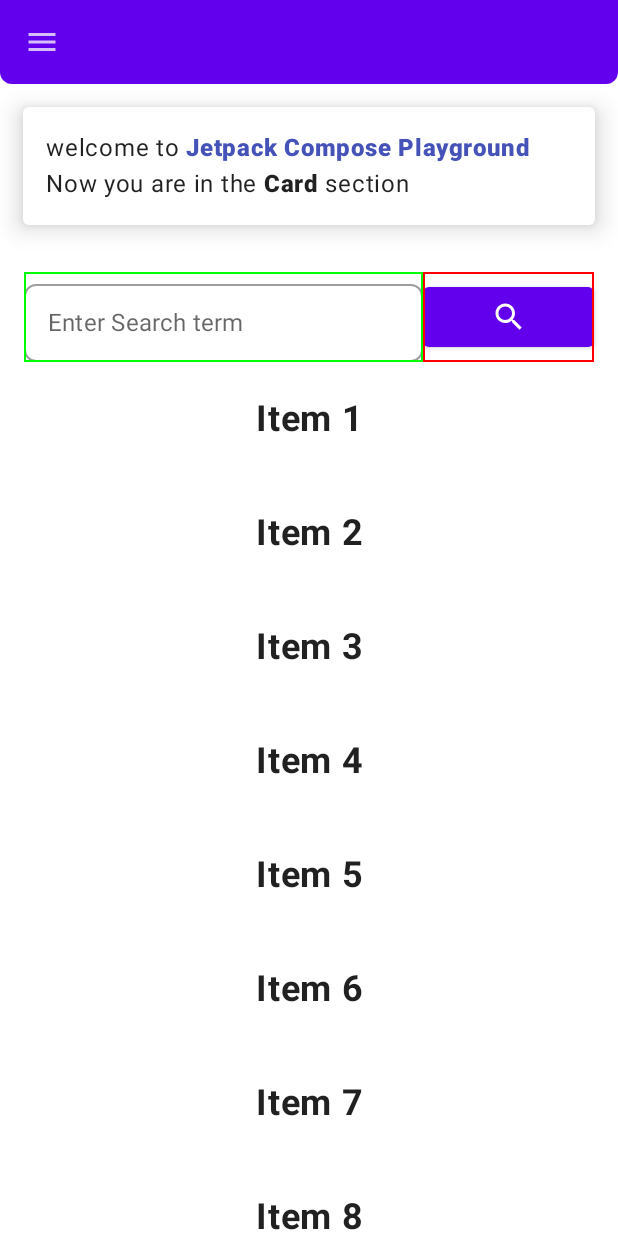
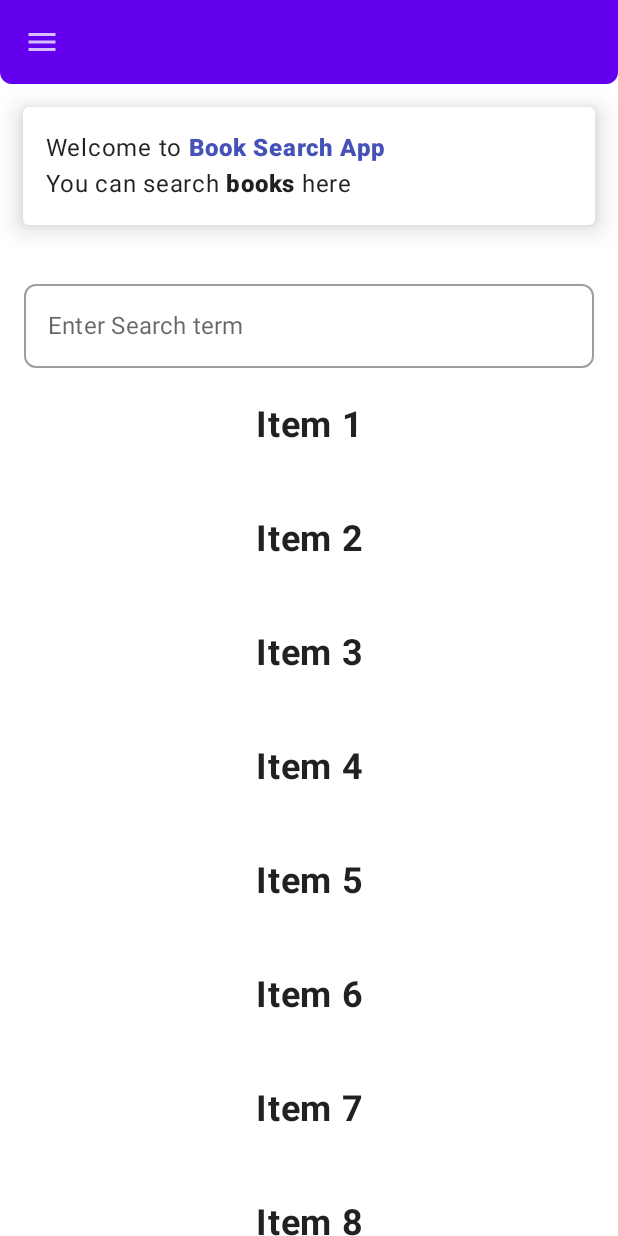
Before and after one commit to successanil/KotlinHiltDemo, an Android app built with Jetpack Compose: the screen it shows after launch (MainActivity), on a phone screen of 412 x 824 dp. Run offline under Robolectric (Android 15) with nearby library versions, the phone set to English and light mode, and no system bars; our stand-ins replace Dagger/Hilt's generated code.

Commit message:
added compose view for fragment

```diff
--- a/app/src/main/AndroidManifest.xml
+++ b/app/src/main/AndroidManifest.xml
@@ -16,6 +16,7 @@
         tools:targetApi="31">
         <activity
             android:name=".MainActivity"
+            android:theme="@style/Theme.Design.NoActionBar"
             android:exported="true">
             <intent-filter>
                 <action android:name="android.intent.action.MAIN" />
--- /dev/null
+++ b/app/src/main/java/com/relsellglobal/kotlinhiltdemo/ComposeDemoFrgment.kt
@@ -0,0 +1,29 @@
+package com.relsellglobal.kotlinhiltdemo
+
+import android.os.Bundle
+import android.view.LayoutInflater
+import android.view.View
+import android.view.ViewGroup
+import androidx.compose.material.MaterialTheme
+import androidx.compose.material.Text
+import androidx.compose.ui.platform.ComposeView
+import androidx.compose.ui.platform.ViewCompositionStrategy
+import androidx.fragment.app.Fragment
+import com.relsellglobal.kotlinhiltdemo.uicomponents.UIElements
+
+class ComposeDemoFrgment : Fragment() {
+    override fun onCreateView(inflater: LayoutInflater, container: ViewGroup?, savedInstanceState: Bundle?): View {
+        //return super.onCreateView(inflater, container, savedInstanceState)
+        return ComposeView(requireContext()).apply {
+            setViewCompositionStrategy(
+                ViewCompositionStrategy.DisposeOnLifecycleDestroyed(viewLifecycleOwner)
+            )
+
+            setContent {
+                MaterialTheme {
+                    UIElements.ScaffoldDemo()
+                }
+            }
+        }
+    }
+}
--- a/app/src/main/java/com/relsellglobal/kotlinhiltdemo/MainActivity.kt
+++ b/app/src/main/java/com/relsellglobal/kotlinhiltdemo/MainActivity.kt
@@ -3,6 +3,7 @@ package com.relsellglobal.kotlinhiltdemo
 import android.os.Bundle
 import androidx.activity.ComponentActivity
 import androidx.activity.compose.setContent
+import androidx.appcompat.app.AppCompatActivity
 import androidx.compose.foundation.layout.*
 import androidx.compose.foundation.rememberScrollState
 import androidx.compose.foundation.verticalScroll
@@ -18,18 +19,21 @@ import androidx.compose.ui.unit.sp
 import com.relsellglobal.flowdemoapplication.ui.theme.KotlinWeatherDataUI2Theme
 import com.relsellglobal.kotlinhiltdemo.uicomponents.UIElements
 
-class MainActivity : ComponentActivity() {
+class MainActivity : AppCompatActivity() {
     override fun onCreate(savedInstanceState: Bundle?) {
         super.onCreate(savedInstanceState)
-        setContent {
-            MaterialTheme {
-                // A surface container using the 'background' color from the theme
-                Surface(modifier = Modifier.fillMaxSize(), color = MaterialTheme.colors.background) {
-                    initialView()
+//        setContent {
+//            MaterialTheme {
+//                // A surface container using the 'background' color from the theme
+//                Surface(modifier = Modifier.fillMaxSize(), color = MaterialTheme.colors.background) {
+//                    initialView()
+//
+//                }
+//            }
+//        }
+        setContentView(R.layout.activity_main)
+        supportFragmentManager.beginTransaction().replace(R.id.rootL,ComposeDemoFrgment()).commit()
 
-                }
-            }
-        }
     }
 }
 
--- a/app/src/main/java/com/relsellglobal/kotlinhiltdemo/uicomponents/UIElements.kt
+++ b/app/src/main/java/com/relsellglobal/kotlinhiltdemo/uicomponents/UIElements.kt
@@ -97,16 +97,9 @@ class UIElements {
             var text by remember { mutableStateOf(TextFieldValue("")) }
             Row (modifier = Modifier.padding(start=16.dp,end=16.dp,top = 16.dp)) {
 
-                Row(modifier = Modifier
-                    .weight(1.4f, true)
-                    .border(1.dp,Color.Green)
-                    .height(60.dp)
-
-                ) {
-
                 OutlinedTextField(
                     modifier = Modifier
-                                .fillMaxHeight()
+                        .fillMaxWidth()
                     ,
                     shape = RoundedCornerShape(8.dp),
                     singleLine = true,
@@ -118,23 +111,7 @@ class UIElements {
                     }
                 )
 
-                }
-
-                Row(modifier = Modifier
-                    .height(60.dp)
-                    .border(1.dp,Color.Red)
-                    .weight(0.6f, true),
-                    verticalAlignment = Alignment.CenterVertically
-
-                ) {
-
-                        Button(onClick = { },
-                            modifier = Modifier
-                                .fillMaxWidth()) {
-                            Icon(Icons.Filled.Search,"",tint=Color.White)
-                        }
-
-                }
+                //removedRowLayoutSearchbox()
 
 
 
@@ -143,6 +120,48 @@ class UIElements {
             }
 
 
+        }
+
+        @Composable
+        private fun removedRowLayoutSearchbox() {
+//            Row(modifier = Modifier
+//                .weight(1.4f, true)
+//                .border(1.dp,Color.Green)
+//                .height(60.dp)
+//
+//            ) {
+//
+//                OutlinedTextField(
+//                    modifier = Modifier
+//                        .fillMaxHeight()
+//                    ,
+//                    shape = RoundedCornerShape(8.dp),
+//                    singleLine = true,
+//                    placeholder = { Text("Enter Search term") },
+//                    label  = { Text("Enter Search term") },
+//                    value = text,
+//                    onValueChange = { newText ->
+//                        text = newText
+//                    }
+//                )
+//
+//            }
+//
+//            Row(modifier = Modifier
+//                .height(60.dp)
+//                .border(1.dp,Color.Red)
+//                .weight(0.6f, true),
+//                verticalAlignment = Alignment.CenterVertically
+//
+//            ) {
+//
+//                Button(onClick = { },
+//                    modifier = Modifier
+//                        .fillMaxWidth()) {
+//                    Icon(Icons.Filled.Search,"",tint=Color.White)
+//                }
+//
+//            }
         }
 
         @Composable
@@ -159,20 +178,20 @@ class UIElements {
                 ) {
                     Text(
                         buildAnnotatedString {
-                            append("welcome to ")
+                            append("Welcome to ")
                             withStyle(style = SpanStyle(fontWeight = FontWeight.W900, color = Color(0xFF4552B8))
                             ) {
-                                append("Jetpack Compose Playground")
+                                append("Book Search App")
                             }
                         }
                     )
                     Text(
                         buildAnnotatedString {
-                            append("Now you are in the ")
+                            append("You can search ")
                             withStyle(style = SpanStyle(fontWeight = FontWeight.W900)) {
-                                append("Card")
+                                append("books")
                             }
-                            append(" section")
+                            append(" here")
                         }
                     )
                 }
--- a/app/src/main/res/layout/activity_main.xml
+++ b/app/src/main/res/layout/activity_main.xml
@@ -1,18 +1,16 @@
 <?xml version="1.0" encoding="utf-8"?>
-<androidx.constraintlayout.widget.ConstraintLayout xmlns:android="http://schemas.android.com/apk/res/android"
+<LinearLayout xmlns:android="http://schemas.android.com/apk/res/android"
     xmlns:app="http://schemas.android.com/apk/res-auto"
     xmlns:tools="http://schemas.android.com/tools"
     android:layout_width="match_parent"
     android:layout_height="match_parent"
     tools:context=".MainActivity">
 
-    <TextView
-        android:layout_width="wrap_content"
-        android:layout_height="wrap_content"
-        android:text="Hello World!"
-        app:layout_constraintBottom_toBottomOf="parent"
-        app:layout_constraintEnd_toEndOf="parent"
-        app:layout_constraintStart_toStartOf="parent"
-        app:layout_constraintTop_toTopOf="parent" />
+    <androidx.appcompat.widget.LinearLayoutCompat
+        android:id="@+id/rootL"
+        android:layout_width="match_parent"
+        android:layout_height="wrap_content">
 
-</androidx.constraintlayout.widget.ConstraintLayout>
+    </androidx.appcompat.widget.LinearLayoutCompat>
+
+</LinearLayout>
```
Lines whose indentation alone changed are shown as unchanged.
